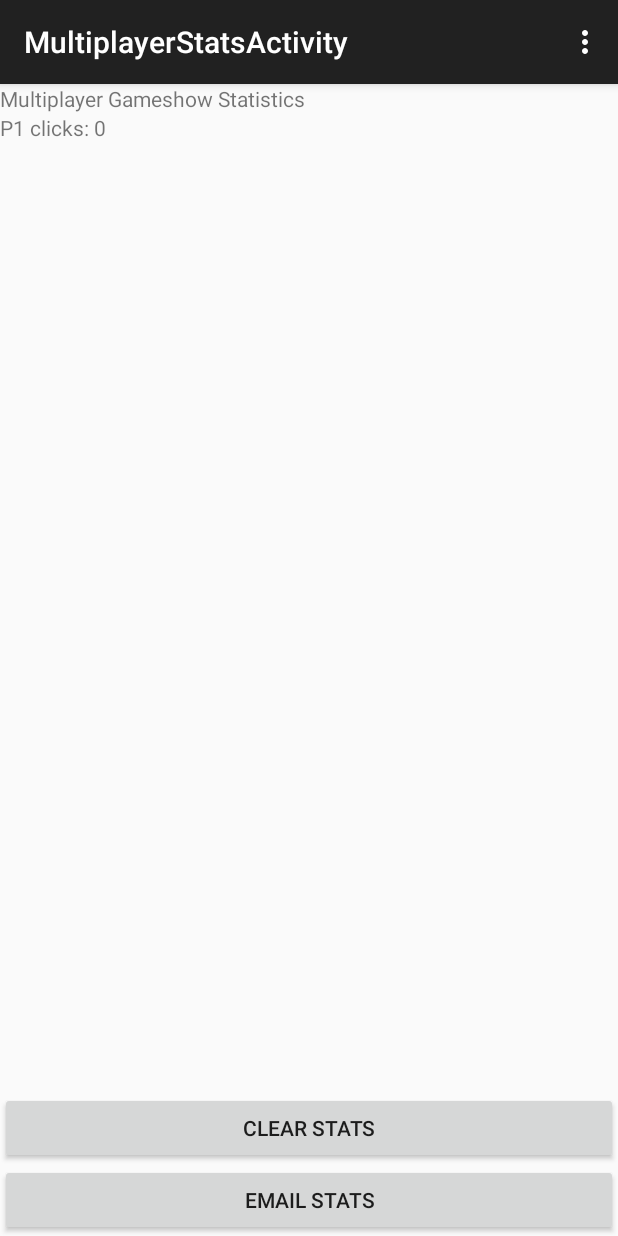
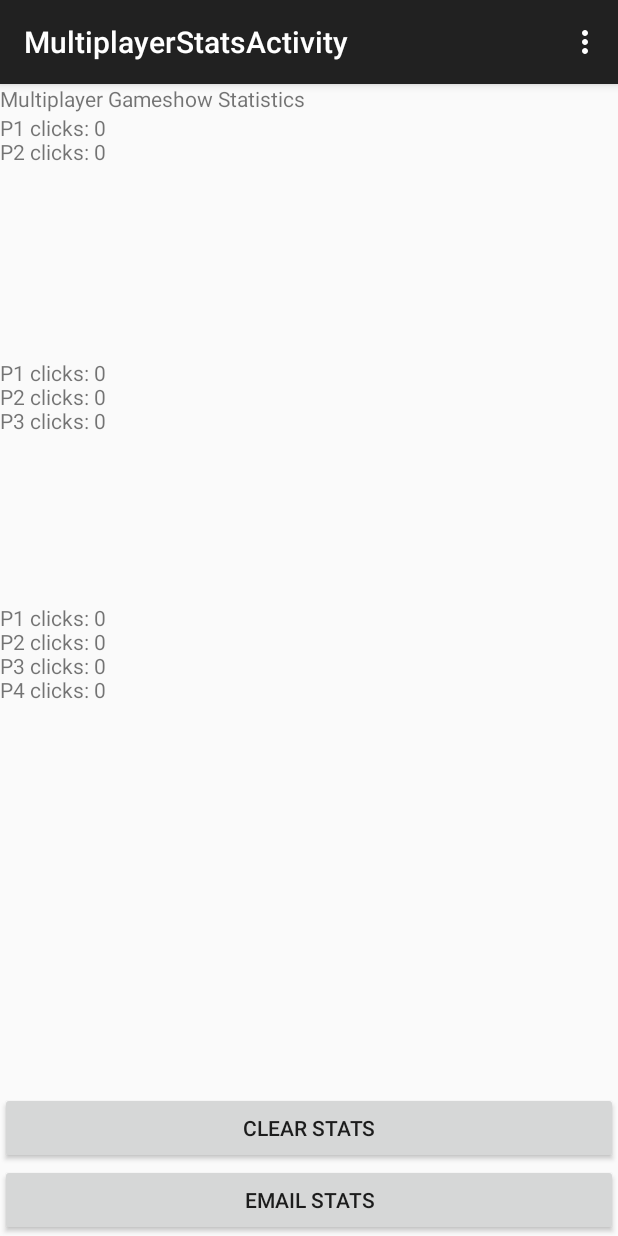
Before and after one commit to mabuyo/ready-set-press, an Android app: the MultiplayerStatsActivity screen opened directly, with no data from a screen before it, on a phone screen of 412 x 824 dp. Run offline under Robolectric (Android 15) with nearby library versions, the phone set to English and light mode, and no system bars.

Commit message:
Added more to multiplayer statistics. Clearing stats works.

```diff
--- a/app/src/main/java/com/cmput301/mmabuyo/readysetpress/MultiplayerStatsActivity.java
+++ b/app/src/main/java/com/cmput301/mmabuyo/readysetpress/MultiplayerStatsActivity.java
@@ -7,11 +7,11 @@ import android.view.MenuItem;
 import android.view.View;
 import android.widget.TextView;
 
-import java.util.NoSuchElementException;
-
 public class MultiplayerStatsActivity extends AppCompatActivity {
     protected GameshowResults gameshowResults;
-    protected TextView gameshowResultsList;
+    protected TextView twoPResultsList;
+    protected TextView threePResultsList;
+    protected TextView fourPResultsList;
     protected MemoryManager memoryManager = new MemoryManager();
 
     @Override
@@ -19,10 +19,26 @@ public class MultiplayerStatsActivity extends AppCompatActivity {
         super.onCreate(savedInstanceState);
         setContentView(R.layout.show_multistats);
 
-        gameshowResultsList = (TextView) findViewById(R.id.twoPlayerStatsList);
+        twoPResultsList = (TextView) findViewById(R.id.twoPlayerStatsList);
+        threePResultsList = (TextView) findViewById(R.id.threePlayerStatsList);
+        fourPResultsList = (TextView) findViewById(R.id.fourPlayerStatsList);
+
         gameshowResults = memoryManager.loadGameshowResults(MultiplayerStatsActivity.this, memoryManager.getMultiStatsFilename());
 
-        gameshowResultsList.setText("P1 clicks: " + gameshowResults.getTwoPlayerResults()[0]);
+        String twoPlayerList = "P1 clicks: " + gameshowResults.getTwoPlayerResults()[0] + '\n' +
+                "P2 clicks: " + gameshowResults.getTwoPlayerResults()[1] + '\n';
+        twoPResultsList.setText(twoPlayerList);
+
+        String threePlayerList = "P1 clicks: " + gameshowResults.getThreePlayerResults()[0] + '\n' +
+                "P2 clicks: " + gameshowResults.getThreePlayerResults()[1] + '\n' +
+                "P3 clicks: " + gameshowResults.getThreePlayerResults()[2] + '\n';
+        threePResultsList.setText(threePlayerList);
+
+        String fourPlayerList = "P1 clicks: " + gameshowResults.getFourPlayerResults()[0] + '\n' +
+                "P2 clicks: " + gameshowResults.getFourPlayerResults()[1] + '\n' +
+                "P3 clicks: " + gameshowResults.getFourPlayerResults()[2] + '\n' +
+                "P4 clicks: " + gameshowResults.getFourPlayerResults()[3] + '\n';
+        fourPResultsList.setText(fourPlayerList);
 
     }
 
--- a/app/src/main/java/com/cmput301/mmabuyo/readysetpress/TwoPlayerActivity.java
+++ b/app/src/main/java/com/cmput301/mmabuyo/readysetpress/TwoPlayerActivity.java
@@ -12,7 +12,6 @@ public class TwoPlayerActivity extends AppCompatActivity {
     protected Player playerTwo;
     protected MemoryManager memoryManager = new MemoryManager();
     protected GameshowResults gameResults;
-
 
     @Override
     protected void onCreate(Bundle savedInstanceState) {
@@ -61,6 +60,8 @@ public class TwoPlayerActivity extends AppCompatActivity {
             case R.id.P2button2P:
                 playerTwo.addClick();
                 Toast.makeText(this, "Player 2 clicked first!", Toast.LENGTH_SHORT).show();
+                gameResults.addClick(playerTwo, 2);
+                memoryManager.saveGameshowResults(TwoPlayerActivity.this, gameResults);
                 break;
             default:
                 Toast.makeText(this, "Something's gone wrong.", Toast.LENGTH_SHORT).show();
--- a/app/src/main/res/layout/show_multistats.xml
+++ b/app/src/main/res/layout/show_multistats.xml
@@ -12,6 +12,22 @@
 
     <TextView
         android:id="@+id/twoPlayerStatsList"
+        android:layout_width="fill_parent"
+        android:layout_height="263dp"
+        android:layout_weight="1" >
+
+    </TextView>
+
+    <TextView
+        android:id="@+id/threePlayerStatsList"
+        android:layout_width="fill_parent"
+        android:layout_height="263dp"
+        android:layout_weight="1" >
+
+    </TextView>
+
+    <TextView
+        android:id="@+id/fourPlayerStatsList"
         android:layout_width="fill_parent"
         android:layout_height="263dp"
         android:layout_weight="1" >
```
